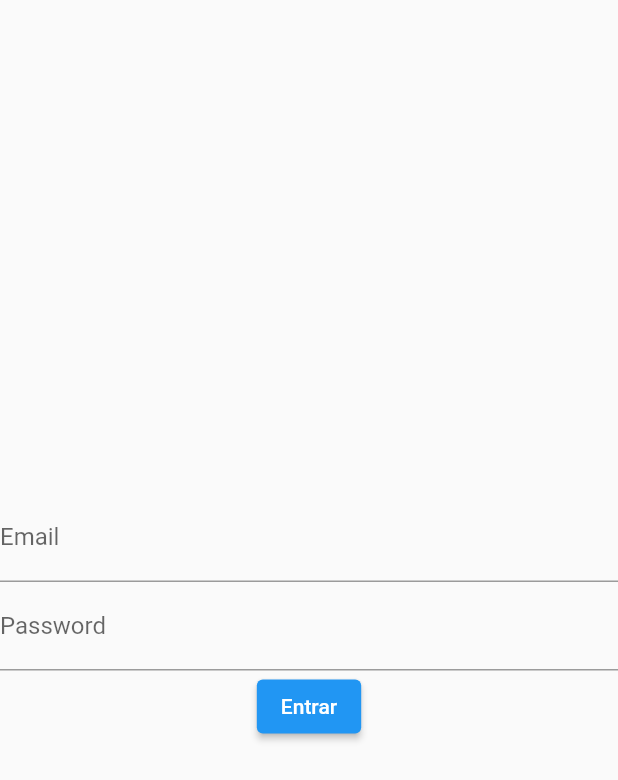
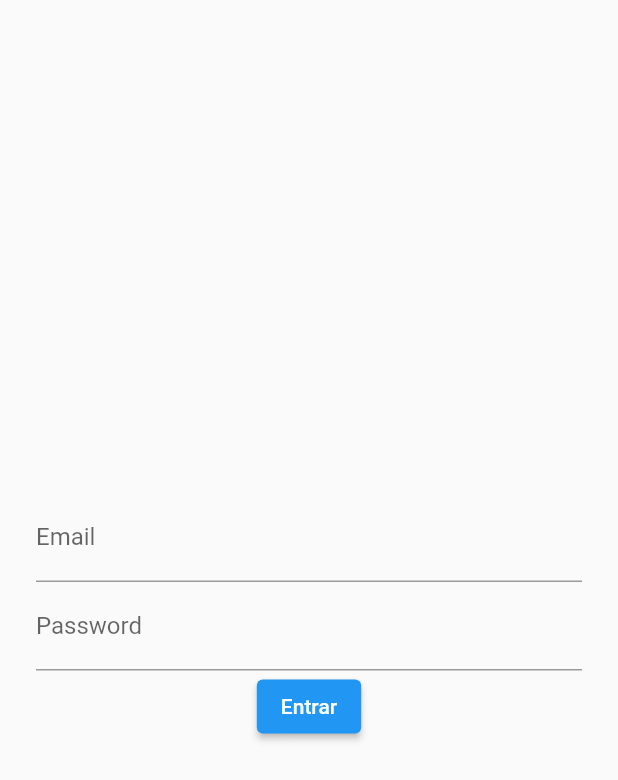
Before and after one commit to dan7sc/flutter-best-practices, a Flutter app: the screen it shows after launch, on a phone screen of 412 x 824 dp. Shown: the top 780 px of the screen. Run offline on Flutter 3.47's test engine with Material 2 defaults, Android fonts, the light colour scheme and no system bars.

Commit message:
Add Padding

```diff
--- a/lib/modules/login/login_page.dart
+++ b/lib/modules/login/login_page.dart
@@ -16,6 +16,8 @@ class _LoginPageState extends State<LoginPage> {
       body: SingleChildScrollView(
         child: Container(
           height: MediaQuery.of(context).size.height,
+          child: Padding(
+            padding: const EdgeInsets.symmetric(horizontal: 24),
             child: Column(
               mainAxisAlignment: MainAxisAlignment.center,
               children: [
@@ -44,6 +46,7 @@ class _LoginPageState extends State<LoginPage> {
             ),
           ),
         ),
+      ),
     );
   }
 }
```
Lines whose indentation alone changed are shown as unchanged.
